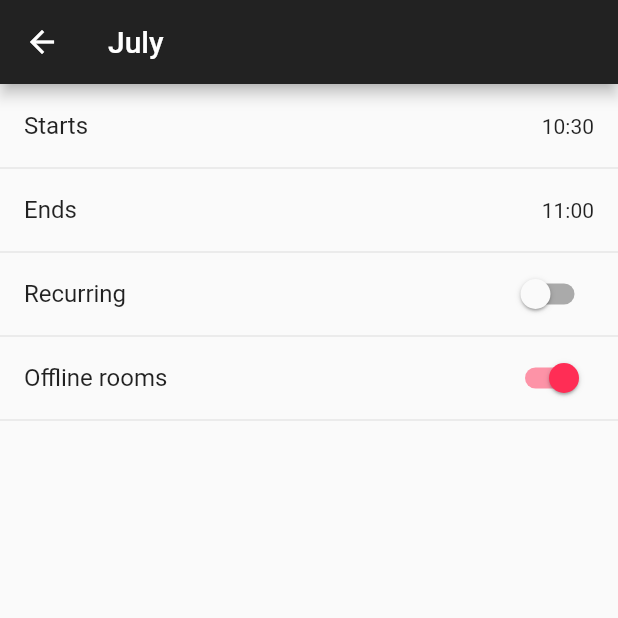
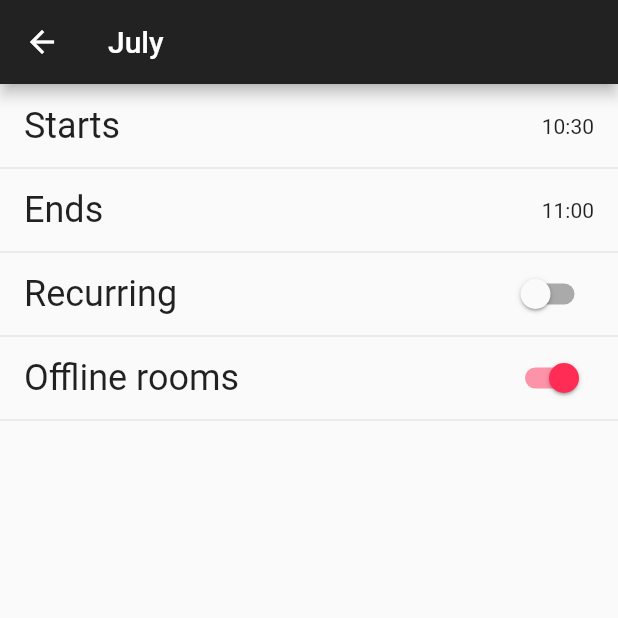
Before and after one commit to maksimr/JetBooking, a Flutter app: the DetailsScreen screen opened directly with empty values, on a phone screen of 412 x 824 dp, the top half of it. Run offline on Flutter 3.47's test engine with Material 2 defaults, Android fonts, the phone set to English and light mode, and no system bars.

Commit message:
chore(screen:details): style for item title

```diff
--- a/lib/screens/DetailsScreen.dart
+++ b/lib/screens/DetailsScreen.dart
@@ -46,7 +46,7 @@ class DetailsScreen extends StatelessWidget {
 
   _buildOfflineRooms() {
     return AccordionPane(
-      title: Text("Offline rooms"),
+      title: _buildTitle("Offline rooms"),
       trailing: Switch(
         onChanged: (_) => null,
         value: true,
@@ -56,7 +56,7 @@ class DetailsScreen extends StatelessWidget {
 
   _buildRecurring() {
     return AccordionPane(
-      title: Text("Recurring"),
+      title: _buildTitle("Recurring"),
       trailing: Switch(
         onChanged: (_) => null,
         value: false,
@@ -74,8 +74,19 @@ class DetailsScreen extends StatelessWidget {
 
   _buildDateItem(titleText, date) {
     return AccordionPane(
-      title: Text(titleText),
+      title: _buildTitle(titleText),
       trailing: _buildDateText(date),
+    );
+  }
+
+  _buildTitle(text) {
+    return LayoutBuilder(
+      builder: (BuildContext context, BoxConstraints constraints) {
+        return Text(
+          text,
+          style: Theme.of(context).textTheme.headline,
+        );
+      },
     );
   }
 
```
